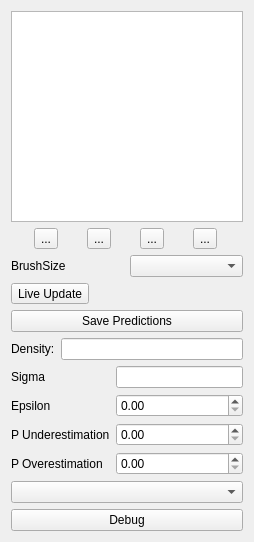
This is ilastik/applets/counting3d/labelingDrawer.ui in ilastik/ilastik as Qt 5 draws it before an edit. The edited form follows.
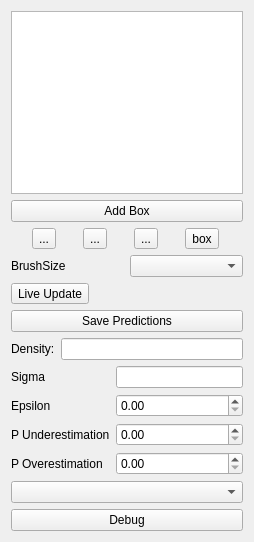
This is the edited form. Custom widgets are drawn as their Qt base class.

Commit message: added capabilities to draw constraint boxes

Patch:
```diff
--- a/ilastik/applets/counting3d/labelingDrawer.ui
+++ b/ilastik/applets/counting3d/labelingDrawer.ui
@@ -35,6 +35,13 @@
    <item>
     <widget class="LabelListView" name="labelListView"/>
    </item>
+   <item>
+    <widget class="QPushButton" name="AddBoxButton">
+     <property name="text">
+      <string>Add Box</string>
+     </property>
+    </widget>
+   </item>
    <item>
     <layout class="QHBoxLayout" name="horizontalLayout_2">
      <item>
@@ -61,7 +68,7 @@
      <item>
       <widget class="QToolButton" name="boxToolButton">
        <property name="text">
-        <string>...</string>
+        <string>box</string>
        </property>
       </widget>
      </item>
```
The commit also changes 1 other file.
